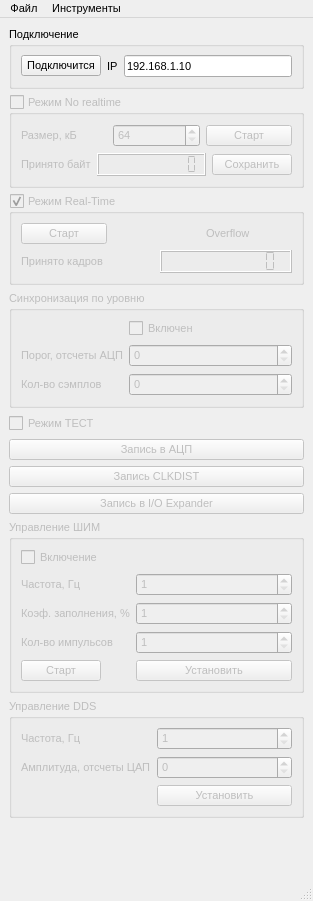
Old version of the form mainwindow.ui in the repository reffum/digitizer_pc.
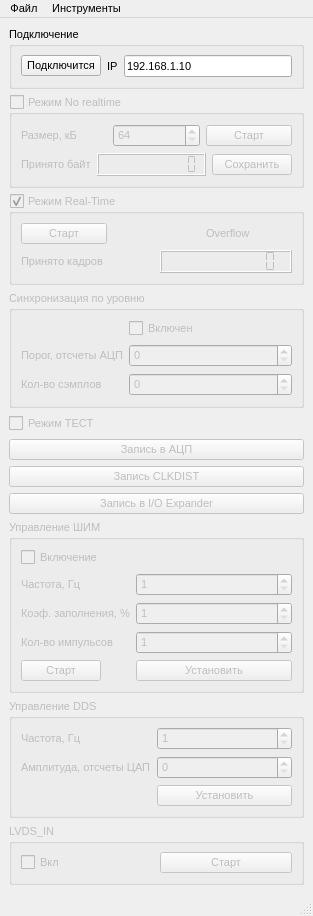
New version of the form. Icons and pictures are not drawn. Custom widgets are drawn as their Qt base class.

Commit message: Add controls for LVDS_IN. LVDS_IN group box.

What changed in the file:
```diff
--- a/mainwindow.ui
+++ b/mainwindow.ui
@@ -462,6 +462,32 @@
       </layout>
      </widget>
     </item>
+    <item>
+     <widget class="QGroupBox" name="lvds_in_groupBox">
+      <property name="enabled">
+       <bool>false</bool>
+      </property>
+      <property name="title">
+       <string>LVDS_IN</string>
+      </property>
+      <layout class="QHBoxLayout" name="horizontalLayout_7">
+       <item>
+        <widget class="QCheckBox" name="lvds_in_en_checkBox">
+         <property name="text">
+          <string>Вкл</string>
+         </property>
+        </widget>
+       </item>
+       <item>
+        <widget class="QPushButton" name="lvds_in_start_pushButton">
+         <property name="text">
+          <string>Старт</string>
+         </property>
+        </widget>
+       </item>
+      </layout>
+     </widget>
+    </item>
     <item>
      <spacer name="verticalSpacer">
       <property name="orientation">
```
The commit also changes 5 other files.
